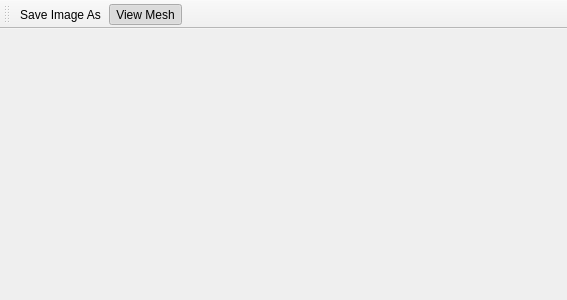
Qt form src/mainwindow.ui (ethiago/triquadgl) before a commit.
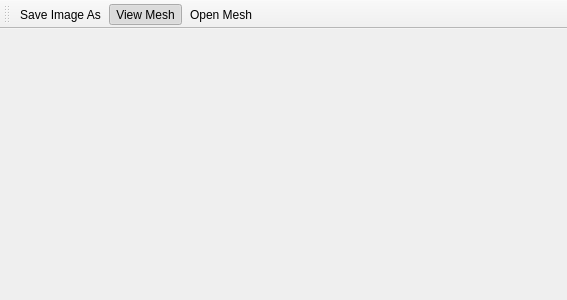
The same form after that commit.

```diff
--- a/src/mainwindow.ui
+++ b/src/mainwindow.ui
@@ -40,6 +40,7 @@
    </attribute>
    <addaction name="actionSaveImageAs"/>
    <addaction name="actionView_Mesh"/>
+   <addaction name="actionOpen_Mesh"/>
   </widget>
   <action name="actionSaveImageAs">
    <property name="text">
@@ -60,6 +61,11 @@
     <string>View Mesh</string>
    </property>
   </action>
+  <action name="actionOpen_Mesh">
+   <property name="text">
+    <string>Open Mesh</string>
+   </property>
+  </action>
  </widget>
  <layoutdefault spacing="6" margin="11"/>
  <resources/>
```
